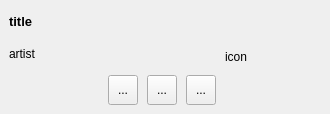
Above: MediaFlyout/MediaFlyout.ui from rampageX/QuickSoundSwitcher before the change. Below: the same form after it.
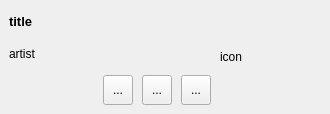
That is the form after the change.

```diff
--- a/MediaFlyout/MediaFlyout.ui
+++ b/MediaFlyout/MediaFlyout.ui
@@ -29,7 +29,27 @@
    <property name="spacing">
     <number>9</number>
    </property>
-   <item row="0" column="0" colspan="4">
+   <item row="1" column="0" colspan="2">
+    <widget class="QLabel" name="artist">
+     <property name="text">
+      <string>artist</string>
+     </property>
+    </widget>
+   </item>
+   <item row="0" column="2" rowspan="3">
+    <widget class="QLabel" name="icon">
+     <property name="minimumSize">
+      <size>
+       <width>96</width>
+       <height>96</height>
+      </size>
+     </property>
+     <property name="text">
+      <string>icon</string>
+     </property>
+    </widget>
+   </item>
+   <item row="0" column="0" colspan="2">
     <widget class="QLabel" name="title">
      <property name="font">
       <font>
@@ -45,14 +65,7 @@
      </property>
     </widget>
    </item>
-   <item row="1" column="0" colspan="4">
-    <widget class="QLabel" name="artist">
-     <property name="text">
-      <string>artist</string>
-     </property>
-    </widget>
-   </item>
-   <item row="2" column="0" colspan="4">
+   <item row="2" column="0" colspan="2">
     <layout class="QGridLayout" name="gridLayout_2">
      <item row="0" column="0">
       <spacer name="horizontalSpacer">
@@ -126,19 +139,6 @@
      </item>
     </layout>
    </item>
-   <item row="0" column="4" rowspan="3">
-    <widget class="QLabel" name="icon">
-     <property name="minimumSize">
-      <size>
-       <width>96</width>
-       <height>96</height>
-      </size>
-     </property>
-     <property name="text">
-      <string>icon</string>
-     </property>
-    </widget>
-   </item>
   </layout>
  </widget>
  <resources/>
```
